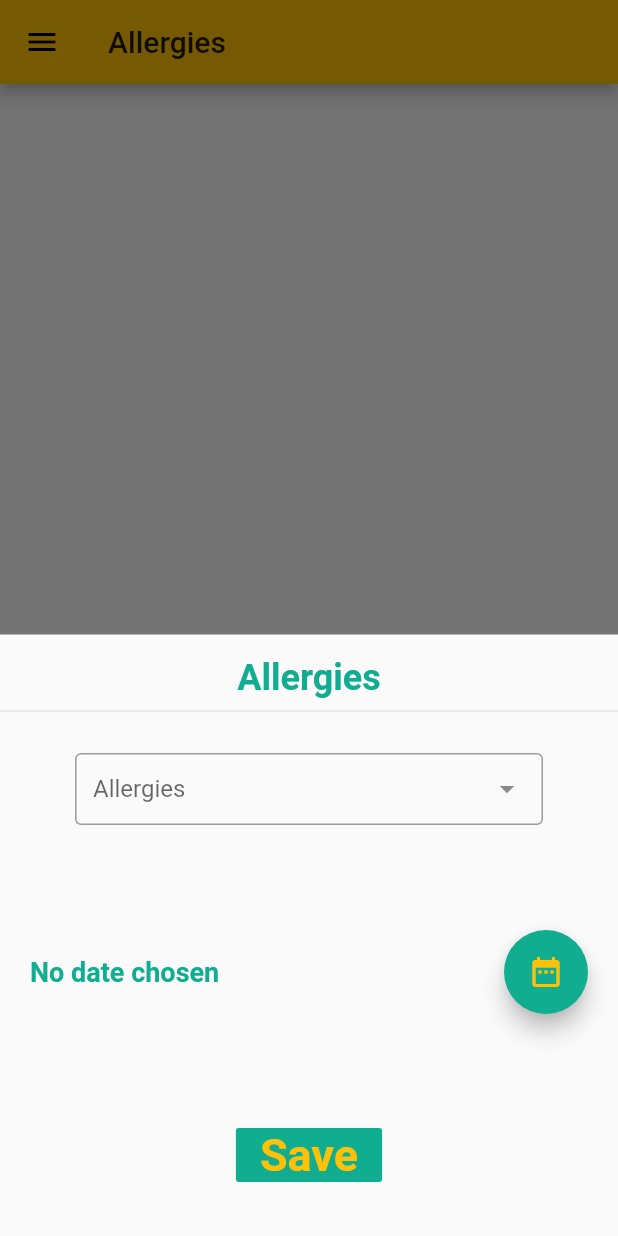
After one commit to AbdelrahmanMagdy84/AMUN_mobile_APP, a Flutter app: the AllergiesScreen screen opened by its route, after a tap on the "add" icon, on a phone screen of 412 x 824 dp. The commit adds this screen. Run offline on Flutter 3.47's test engine with Material 2 defaults, Android fonts, the phone set to English and light mode, and no system bars; drawn by our look-alikes of dropdown_search; our stand-ins replace numberpicker; missing offline and left inert: qr_code_scanner.

Commit message:
allergies and qr

```diff
--- /dev/null
+++ b/lib/allergy_data.dart
@@ -0,0 +1,55 @@
+List<String> respiratoryAllergies = [
+    '       -Spring Allergies',
+    '       -Summer Allergies',
+    '       -fall Allergies',
+    '       -Winter Allergies',
+    '       -Hay Fever',
+    '       -Pollen Allergies',
+    '       -Mold Allergy',
+    '       -Dust Allergies',
+    '       -Dog Allergy',
+    '       -Cat Allergy',
+  ];
+  List<String> skinAllergies = [
+    '       -Contact Dermatitis',
+    '       -Hives & Angioedema',
+    '       -Allergy to Poison lvy',
+    '       -Allergy to Oak',
+    '       -Allergy to Sumac',
+    '       -Insect Stings',
+    '       -Sun Allergy',
+    '       -Cosmetic Allergies',
+    '       -Nickel Allergy'
+  ];
+  List<String> foodAllergies = [
+    '       -Milk Allergy',
+    '       -Casein Allergy',
+    '       -Egg Allergy',
+    '       -Wheat Allergy',
+    '       -Nut Allergy',
+    '       -Fish Allergy',
+    '       -Shellfish Allergy',
+    '       -Sulfite Sensitivity',
+    '       -Soy Allergy',
+  ];
+  List<String> otherAllergies = [
+    '       -Eye Allergies',
+    '       -Pink Eye',
+    '       -Drug Allergies',
+    '       -Aspirin Allergy',
+    '       -Penicillin Allergy',
+  ];
+  List<String> allergies;
+
+  void createAllergiesList() {
+    allergies = [];
+    allergies.add("Respiratory Allergies:");
+    allergies.addAll(respiratoryAllergies);
+    allergies.add("Food Allergies:");
+    allergies.addAll(foodAllergies);
+    allergies.add("Skin Allergies:");
+    allergies.addAll(skinAllergies);
+    allergies.add("Other Allergies:");
+    allergies.addAll(otherAllergies);
+
+  }
--- /dev/null
+++ b/lib/input_widgets/new_allergy.dart
@@ -0,0 +1,151 @@
+import 'package:amun/screens/allergies_screen.dart';
+import 'package:dropdown_search/dropdown_search.dart';
+import 'package:intl/intl.dart';
+import '../allergy_data.dart';
+import 'package:flutter/material.dart';
+
+class NewAllergy extends StatefulWidget {
+  @override
+  _NewAllergyState createState() => _NewAllergyState();
+}
+
+class _NewAllergyState extends State<NewAllergy> {
+  DateTime date;
+  String selectedAllergy;
+  String selectedCategory;
+
+  Widget buildDropDownSearch(List<String> items, String title) {
+    return Container(
+      padding: EdgeInsets.symmetric(vertical: 20, horizontal: 50),
+      child: Column(
+        children: <Widget>[
+          DropdownSearch<String>(
+            maxHeight: 250,
+            selectedItem: selectedAllergy,
+            //showSearchBox: true,
+            mode: Mode.MENU,
+            showSelectedItem: true,
+            items: items,
+            label: title,
+            hint: 'Choose your Allergy',
+            popupItemDisabled: (String s) => s.endsWith(':'),
+            onChanged: (allergy) {
+              selectedAllergy = allergy;
+            },
+            //selectedItem: "Brazil"
+          )
+        ],
+      ),
+    );
+  }
+
+  void displayDatePicker() {
+    showDatePicker(
+            context: context,
+            initialDate: DateTime.now(),
+            firstDate: DateTime(2020),
+            lastDate: DateTime.now())
+        .then((pickedDate) {
+      if (pickedDate == null)
+        return;
+      else
+        setState(() {
+          date = pickedDate;
+        });
+    });
+  }
+
+  void saveNewAllergy(
+      String selectedAllergy, DateTime date, String selectedCategory) {
+    selectedCategory = selectAllergyCategory();
+    selectedAllergy = selectedAllergy.substring(8);
+    Navigator.pop(context);
+    Navigator.of(context).pushReplacementNamed(AllergiesScreen.routeName,
+        arguments: {
+          'allergy': selectedAllergy,
+          'type': selectedCategory,
+          'date': date
+        });
+  }
+
+  String selectAllergyCategory() {
+    String category;
+    if (respiratoryAllergies.contains(selectedAllergy)) {
+      category = "Respiratory Allergy";
+    } else if (foodAllergies.contains(selectedAllergy)) {
+      category = "food Allergy";
+    } else if (skinAllergies.contains(selectedAllergy)) {
+      category = "Skin Allergy";
+    } else {
+      category = "other Allergy";
+    }
+    return category;
+  }
+
+  @override
+  Widget build(BuildContext context) {
+    createAllergiesList();
+    return SingleChildScrollView(
+      child: GestureDetector(
+        child: Column(
+          children: <Widget>[
+            Padding(
+              padding: const EdgeInsets.only(top:15),
+              child: Container(
+                child: Text(
+                  'Allergies',
+                  style: TextStyle(
+                      color: Theme.of(context).accentColor,
+                      fontSize: 24,
+                      fontWeight: FontWeight.bold),
+                ),
+              ),
+            ),
+            Divider(),
+            buildDropDownSearch(allergies, 'Allergies'),
+            Padding(
+              padding:
+                  EdgeInsets.only(top: 50, left: 20, right: 20, bottom: 40),
+              child: Row(
+                children: <Widget>[
+                  Expanded(
+                    child: Text(
+                      date == null
+                          ? 'No date chosen'
+                          : 'Picked Date: ${DateFormat.yMd().format(date)}',
+                      style: Theme.of(context).textTheme.headline6,
+                    ),
+                  ),
+                  FloatingActionButton(
+                    onPressed: displayDatePicker,
+                    child: Icon(
+                      Icons.date_range,
+                      color: Theme.of(context).primaryColor,
+                    ),
+                  )
+                ],
+              ),
+            ),
+            Container(
+              margin: EdgeInsets.all(30),
+              child: FlatButton(
+                onPressed: () =>
+                    saveNewAllergy(selectedAllergy, date, selectedCategory),
+                color: Theme.of(context).accentColor,
+                child: Text(
+                  'Save',
+                  style: TextStyle(
+                      color: Theme.of(context).primaryColor,
+                      fontSize: 30,
+                      fontWeight: FontWeight.bold),
+                ),
+              ),
+            )
+          ],
+        ),
+        onTap: () {},
+        behavior: HitTestBehavior.opaque,
+      ),
+    );
+  }
+}
--- a/lib/input_widgets/new_glucose.dart
+++ b/lib/input_widgets/new_glucose.dart
@@ -1,6 +1,5 @@
 import 'package:intl/intl.dart';
 import 'package:numberpicker/numberpicker.dart';
-import '../input_widgets/custom_number_picker.dart';
 import '../models/blood_glucose.dart';
 import 'package:flutter/material.dart';
 
@@ -108,7 +107,7 @@ class _NewGlucoseState extends State<NewGlucose> {
           padding: const EdgeInsets.symmetric(horizontal: 10, vertical: 10),
           child: Text(
             '$title: $currentValue $measureUnite',
-            style: Theme.of(context).textTheme.title,
+            style: Theme.of(context).textTheme.headline6,
           ),
         ),
       ],
--- a/lib/main_drawer.dart
+++ b/lib/main_drawer.dart
@@ -1,3 +1,5 @@
+import 'package:amun/screens/allergies_screen.dart';
+
 import './screens/categories_screen.dart';
 import './screens/my_doctors_screen.dart';
 import 'package:flutter/material.dart';
@@ -60,11 +62,9 @@ class MainDrawer extends StatelessWidget {
             Navigator.of(context).pushNamed(MyDoctorsScreen.routeName,
                 arguments: {'screen title': 'Facilities'});
           }),
-          buildListTile(context, 'Medecines', Icons.healing, () {
-            // Navigator.of(context).pushReplacementNamed('/');
-          }),
-          buildListTile(context, 'Alergies', Icons.tag_faces, () {
-            //  Navigator.of(context).pushReplacementNamed(FilterScreen.routeName);
+          buildListTile(context, 'Medecines', Icons.healing, () {}),
+          buildListTile(context, 'Allergies', Icons.tag_faces, () {
+            Navigator.of(context).pushNamed(AllergiesScreen.routeName);
           }),
         ],
       ),
--- /dev/null
+++ b/lib/screens/allergies_screen.dart
@@ -0,0 +1,139 @@
+import 'package:amun/input_widgets/new_allergy.dart';
+import 'package:amun/main_drawer.dart';
+import 'package:flutter/material.dart';
+import 'package:intl/intl.dart';
+
+class AllergiesScreen extends StatefulWidget {
+  static final routeName = 'allergies screen';
+
+  @override
+  _AllergiesScreenState createState() => _AllergiesScreenState();
+}
+
+class _AllergiesScreenState extends State<AllergiesScreen> {
+  String allergy;
+  String allergyType;
+  DateTime date;
+
+  @override
+  didChangeDependencies() {
+    final routeArgs =
+        ModalRoute.of(context).settings.arguments as Map<String, Object>;
+
+    setState(() {
+      if (routeArgs != null) {
+        allergy = routeArgs['allergy'];
+        allergyType = routeArgs['type'];
+        date = routeArgs['date'];
+      }
+    });
+
+    super.didChangeDependencies();
+  }
+
+  void startAddNewRecord(BuildContext ctx) {
+    showModalBottomSheet(
+        context: ctx,
+        enableDrag: false,
+        builder: (_) {
+          return NewAllergy();
+        });
+  }
+
+  @override
+  Widget build(BuildContext context) {
+    return Scaffold(
+      appBar: AppBar(title: Text('Allergies')),
+      drawer: MainDrawer(),
+      body: allergy == null
+          ? Center(child: Text('no allergies yet'))
+          : LayoutBuilder(builder: (context, constraints) {
+              return Column(children: <Widget>[
+                Container(
+
+                  child: Card(
+                    elevation: 4,
+                    child: Column(
+                      children: <Widget>[
+                        FittedBox(
+                          child: Container(
+                            alignment: Alignment.center,
+                            padding: EdgeInsets.only(top: 10,bottom: 5),
+                            child: Text(
+                              '$allergy',
+                              style: Theme.of(context).textTheme.title,
+                            ),
+                          ),
+                        ),
+                        Divider(
+                          height: 0,
+                        ),
+                        Container(
+                          margin: EdgeInsets.only(left: 10, bottom: 10),
+                          child: Row(
+                            mainAxisAlignment: MainAxisAlignment.start,
+                            children: <Widget>[
+                              Container(
+                                width: constraints.maxWidth * 0.8,
+                                padding: EdgeInsets.only(left: 10),
+                                child: Column(
+                                  crossAxisAlignment: CrossAxisAlignment.start,
+                                  children: <Widget>[
+                                    FittedBox(
+                                      child: Container(
+                                        padding: EdgeInsets.only(top: 10),
+                                        child: Text(
+                                          'Type: $allergyType ',
+                                          style: TextStyle(
+                                            fontSize: 16,
+                                          ),
+                                        ),
+                                      ),
+                                    ),
+                                    Container(
+                                      margin: EdgeInsets.symmetric(
+                                        vertical: 10,
+                                      ),
+                                      child: Text(
+                                       'Date: ${DateFormat.yMMMd().format(date)}',
+                                        style: TextStyle(
+                                          fontSize: 14,
+                                        ),
+                                      ),
+                                    )
+                                  ],
+                                ),
+                              ),
+                              Container(
+                                width: constraints.maxWidth * 0.1,
+                                alignment: Alignment.centerLeft,
+                                child: Expanded(
+                                  child: IconButton(
+                                      icon: Icon(
+                                        Icons.delete,
+                                        color: Theme.of(context).errorColor,
+                                      ),
+                                      onPressed: () {}),
+                                ),
+                              ),
+                            ],
+                          ),
+                        ),
+                      ],
+                    ),
+                  ),
+                ),
+              ]);
+            }),
+      floatingActionButtonLocation: FloatingActionButtonLocation.centerFloat,
+      floatingActionButton: FloatingActionButton(
+        onPressed: () => startAddNewRecord(context),
+        child: Icon(
+          Icons.add,
+          size: 40,
+          color: Theme.of(context).primaryColor,
+        ),
+      ),
+    );
+  }
+}
--- a/lib/screens/my_doctors_screen.dart
+++ b/lib/screens/my_doctors_screen.dart
@@ -16,7 +16,7 @@ class _MyDoctorsScreenState extends State<MyDoctorsScreen> {
 
   String screenTitle;
 
-  Widget item(String name, String specialization) {
+  Widget item(String name,String username ,String specialization) {
     return LayoutBuilder(
       builder: (context, constraints) {
         return Container(
@@ -45,7 +45,7 @@ class _MyDoctorsScreenState extends State<MyDoctorsScreen> {
                             Container(
                               padding: EdgeInsets.only(top: 10),
                               child: Text(
-                                'Username: $specialization ',
+                                'Username: $username ',
                                 style: TextStyle(
                                     fontSize: 14, fontWeight: FontWeight.bold),
                               ),
@@ -109,7 +109,7 @@ class _MyDoctorsScreenState extends State<MyDoctorsScreen> {
               title: Icon(Icons.search,size: 34,),
             ),
           ),
-          item('ahmed', 'specialization'),
+          item('ahmed','ahmedMecky123','عظام'),
         ],
       ),
       floatingActionButtonLocation: FloatingActionButtonLocation.centerFloat,
```
Also changed, not shown: lib/main.dart (+20 -19 lines), lib/screens/categories_screen.dart (+31 -8 lines), lib/screens/scanner_screen.dart (added, +69 -0 lines), pubspec.yaml (+7 -0 lines), 4 other files.
